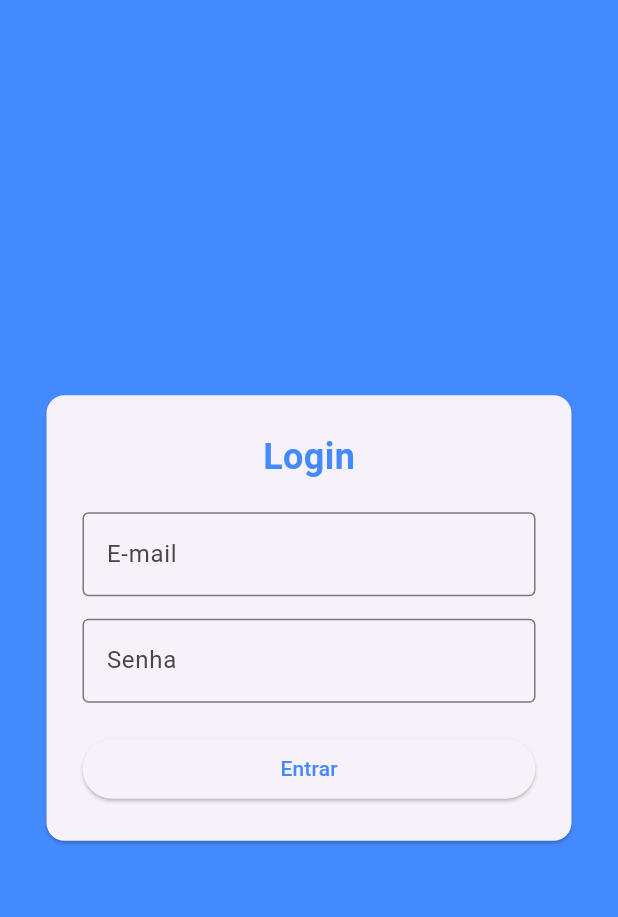
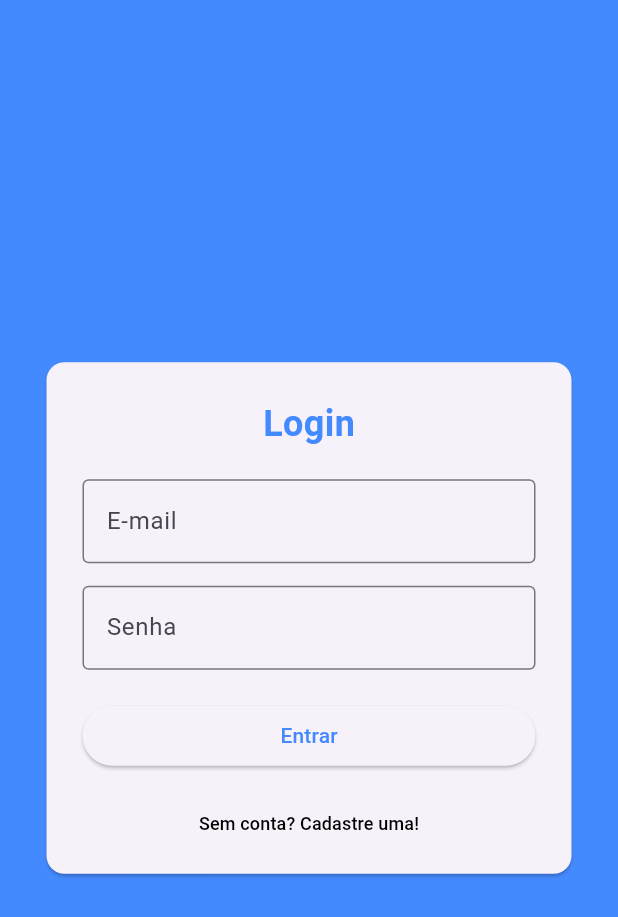
Before and after one commit to pedrofeld/boost_help, a Flutter app: the screen it shows after launch, on a phone screen of 412 x 824 dp. Shown: the top 917 px of the screen. Run offline on Flutter 3.47's test engine with Material 3 defaults, Android fonts, the phone set to English and light mode, and no system bars.

Commit message:
feat: create option to create an account and edit floating label color in the input fields

```diff
--- a/lib/Login.dart
+++ b/lib/Login.dart
@@ -17,7 +17,7 @@ class _HomeState extends State<Login> {
           child: SizedBox(
             width: 350,
             child: Padding(
-              padding: const EdgeInsets.all(24),
+              padding: const EdgeInsetsGeometry.fromLTRB(24,24,24,10),
               child: Column(
                 mainAxisSize: .min,
                 children: [
@@ -39,6 +39,9 @@ class _HomeState extends State<Login> {
                           color: Colors.blueAccent,
                         ),
                       ),
+                      floatingLabelStyle: TextStyle(
+                        color: Colors.blueAccent,
+                      ),
                     ),
                   ),
                   SizedBox(height: 15),
@@ -51,6 +54,9 @@ class _HomeState extends State<Login> {
                         borderSide: BorderSide(
                           color: Colors.blueAccent,
                         ),
+                      ),
+                      floatingLabelStyle: TextStyle(
+                        color: Colors.blueAccent,
                       ),
                     ),
                   ),
@@ -68,6 +74,20 @@ class _HomeState extends State<Login> {
                       ),
                     ),
                   ),
+                  SizedBox(
+                    height: 10,
+                  ),
+                  TextButton(
+                      onPressed: (){},
+                      child: Text(
+                        'Sem conta? Cadastre uma!',
+                        style: TextStyle(
+                          color: Colors.black,
+                          fontSize: 12,
+                        ),
+                        selectionColor: Colors.blueAccent,
+                      )
+                  )
                 ],
               ),
             ),
```
